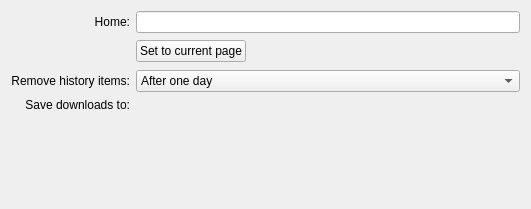
This is src/settings_general.ui in KDE/rekonq as Qt 5 draws it before an edit. The edited form follows.
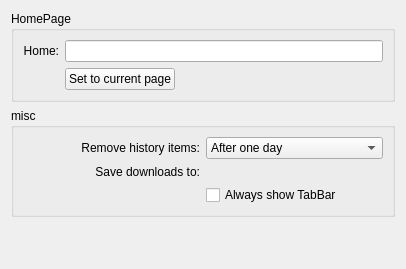
This is the edited form. Custom widgets are drawn as their Qt base class.

Commit message: Always Show Tab Bar. Or not...

The edit to the form file:
```diff
--- a/src/settings_general.ui
+++ b/src/settings_general.ui
@@ -1,21 +1,27 @@
 <ui version="4.0" >
  <class>general</class>
- <widget class="QWidget" name="general" >
-  <property name="geometry" >
+ <widget class="QWidget" name="general">
+  <property name="geometry">
    <rect>
     <x>0</x>
     <y>0</y>
-    <width>500</width>
-    <height>209</height>
+    <width>392</width>
+    <height>269</height>
    </rect>
   </property>
   <property name="windowTitle" >
    <string>General</string>
   </property>
-  <layout class="QGridLayout" name="gridLayout" >
-   <item row="0" column="0" >
-    <widget class="QLabel" name="label_3" >
-     <property name="text" >
+  <layout class="QVBoxLayout" name="verticalLayout">
+   <item>
+    <widget class="QGroupBox" name="groupBox">
+     <property name="title">
+      <string>HomePage</string>
+     </property>
+     <layout class="QGridLayout" name="gridLayout">
+      <item row="0" column="0">
+       <widget class="QLabel" name="label_3">
+        <property name="text">
       <string>Home:</string>
      </property>
      <property name="alignment" >
@@ -23,39 +29,52 @@
      </property>
     </widget>
    </item>
-   <item row="0" column="1" colspan="2" >
-    <widget class="KLineEdit" name="kcfg_homePage" >
-     <property name="sizePolicy" >
-      <sizepolicy vsizetype="Fixed" hsizetype="MinimumExpanding" >
+      <item row="0" column="1">
+       <widget class="KLineEdit" name="kcfg_homePage">
+        <property name="sizePolicy">
+         <sizepolicy hsizetype="MinimumExpanding" vsizetype="Fixed">
        <horstretch>0</horstretch>
        <verstretch>0</verstretch>
       </sizepolicy>
      </property>
     </widget>
    </item>
-   <item row="1" column="1" >
-    <widget class="QPushButton" name="setHomeToCurrentPageButton" >
-     <property name="text" >
+      <item row="1" column="1">
+       <layout class="QHBoxLayout" name="horizontalLayout">
+        <item>
+         <widget class="QPushButton" name="setHomeToCurrentPageButton">
+          <property name="text">
       <string>Set to current page</string>
      </property>
     </widget>
    </item>
-   <item row="1" column="2" >
-    <spacer name="horizontalSpacer" >
-     <property name="orientation" >
+        <item>
+         <spacer name="horizontalSpacer">
+          <property name="orientation">
       <enum>Qt::Horizontal</enum>
      </property>
-     <property name="sizeHint" stdset="0" >
+          <property name="sizeHint" stdset="0">
       <size>
-       <width>233</width>
-       <height>25</height>
+            <width>40</width>
+            <height>20</height>
       </size>
      </property>
     </spacer>
    </item>
-   <item row="2" column="0" >
-    <widget class="QLabel" name="label_4" >
-     <property name="text" >
+       </layout>
+      </item>
+     </layout>
+    </widget>
+   </item>
+   <item>
+    <widget class="QGroupBox" name="groupBox_2">
+     <property name="title">
+      <string>misc</string>
+     </property>
+     <layout class="QGridLayout" name="gridLayout_2">
+      <item row="0" column="0">
+       <widget class="QLabel" name="label_4">
+        <property name="text">
       <string>Remove history items:</string>
      </property>
      <property name="alignment" >
@@ -63,8 +82,8 @@
      </property>
     </widget>
    </item>
-   <item row="2" column="1" colspan="2" >
-    <widget class="QComboBox" name="kcfg_expireHistory" >
+      <item row="0" column="1">
+       <widget class="QComboBox" name="kcfg_expireHistory">
      <item>
       <property name="text" >
        <string>After one day</string>
@@ -97,9 +116,9 @@
      </item>
     </widget>
    </item>
-   <item row="3" column="0" >
-    <widget class="QLabel" name="label_7" >
-     <property name="text" >
+      <item row="1" column="0">
+       <widget class="QLabel" name="label_7">
+        <property name="text">
       <string>Save downloads to:</string>
      </property>
      <property name="alignment" >
@@ -107,12 +126,22 @@
      </property>
     </widget>
    </item>
-   <item row="3" column="1" colspan="2" >
-    <widget class="KUrlRequester" name="downloadDirUrlRequester" />
-   </item>
-   <item row="4" column="1" colspan="2" >
-    <spacer name="spacer" >
-     <property name="orientation" >
+      <item row="1" column="1">
+       <widget class="KUrlRequester" name="downloadDirUrlRequester"/>
+      </item>
+      <item row="2" column="1">
+       <widget class="QCheckBox" name="kcfg_alwaysShowTabBar">
+        <property name="text">
+         <string>Always show TabBar</string>
+        </property>
+       </widget>
+      </item>
+     </layout>
+    </widget>
+   </item>
+   <item>
+    <spacer name="spacer">
+     <property name="orientation">
       <enum>Qt::Vertical</enum>
      </property>
      <property name="sizeHint" stdset="0" >
```
Left out of the diff: 25 changed lines with no effect on the pictures. Lines whose indentation alone changed are shown as unchanged. The commit also changes 6 other files.
